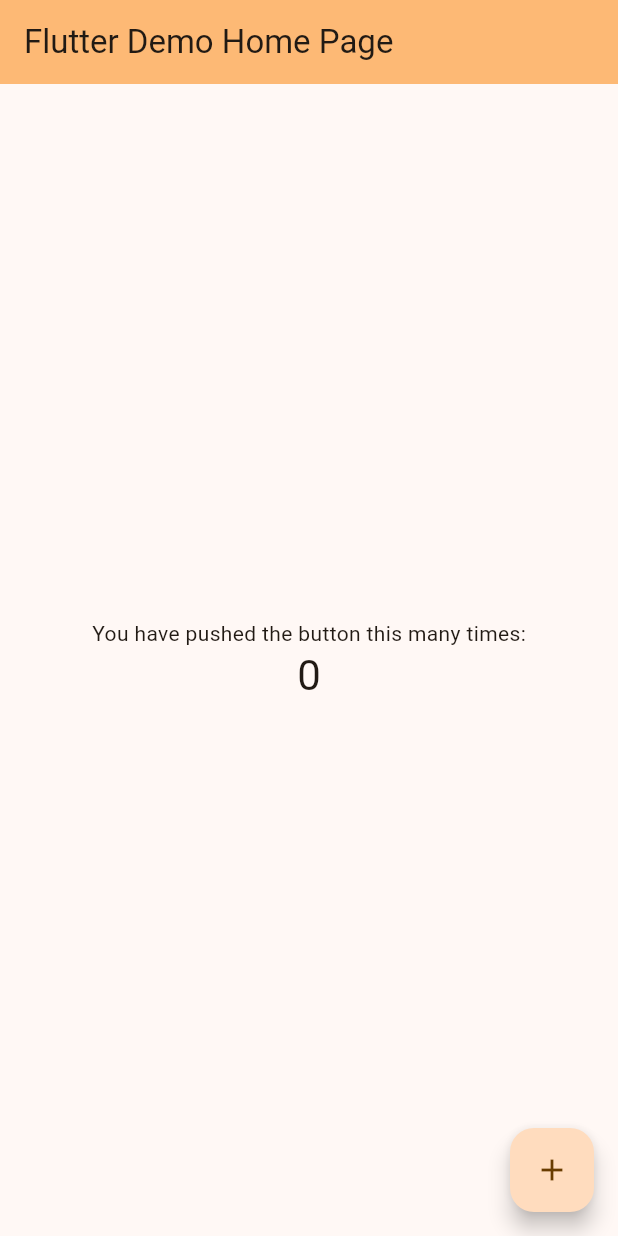
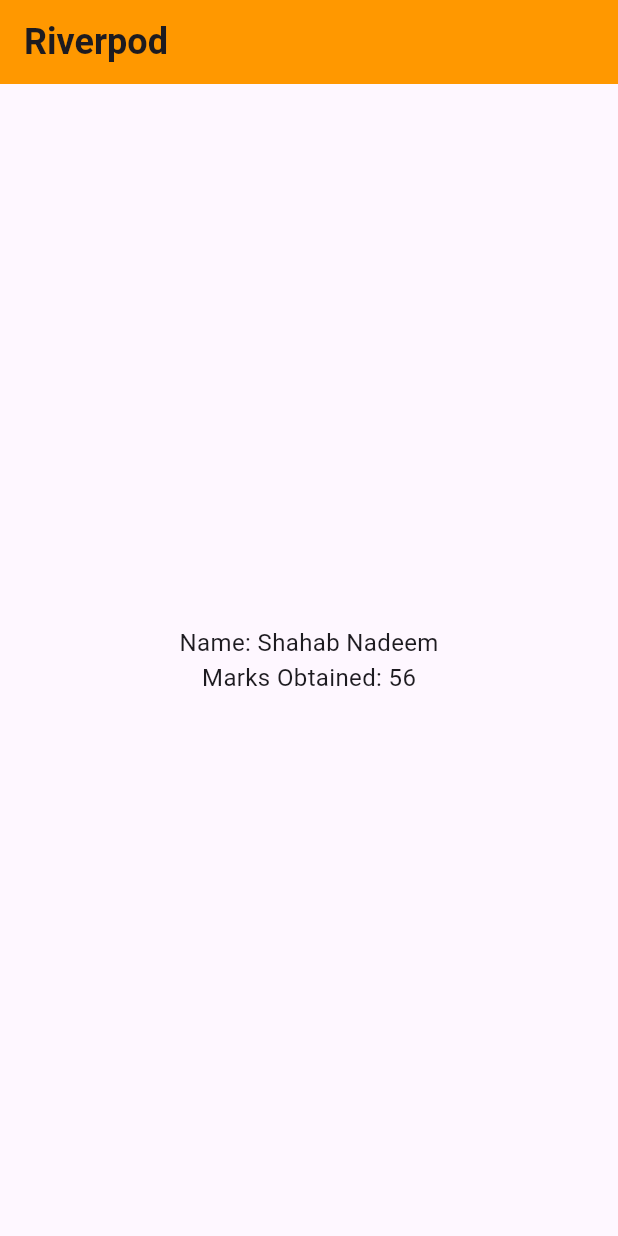
Before and after one commit to Shahab603/river_pod, a Flutter app: the screen it shows after launch, on a phone screen of 412 x 824 dp. Run offline on Flutter 3.47's test engine with Material 3 defaults, Android fonts, the phone set to English and light mode, and no system bars; our stand-ins replace flutter_riverpod; Roboto replaces fonts that are missing (Arial).

Commit message:
02- Provider

```diff
--- /dev/null
+++ b/state_management_riverpod_app/lib/constants/app_colors.dart
@@ -0,0 +1,7 @@
+import 'package:flutter/material.dart';
+
+class AppColors {
+  static const Color primary = Colors.orange;
+  static const Color secondary = Colors.white;
+  static const Color accent = Colors.black;
+}
--- /dev/null
+++ b/state_management_riverpod_app/lib/constants/text_style.dart
@@ -0,0 +1,24 @@
+
+import 'package:flutter/material.dart';
+
+
+class TextStyles {
+  static const TextStyle heading = TextStyle(
+    fontSize: 24,
+    fontWeight: FontWeight.bold,
+    fontFamily: 'Arial',
+
+
+  );
+
+  static const TextStyle body = TextStyle(
+    fontSize: 16,
+    fontFamily: 'Arial',
+  );
+
+  static const TextStyle caption = TextStyle(
+    fontSize: 12,
+    fontStyle: FontStyle.italic,
+    fontFamily: 'Arial',
+  );
+}
--- /dev/null
+++ b/state_management_riverpod_app/lib/home_screen.dart
@@ -0,0 +1,29 @@
+import 'package:flutter/material.dart';
+import 'package:state_management_riverpod_app/constants/app_colors.dart';
+import 'package:state_management_riverpod_app/constants/text_style.dart';
+import 'package:flutter_riverpod/flutter_riverpod.dart';
+import 'package:state_management_riverpod_app/main.dart';
+
+class HomeScreen extends ConsumerWidget {
+   const HomeScreen({super.key, required this.title});
+
+  final String title;
+
+  @override
+  Widget build(BuildContext context, WidgetRef ref ) {
+    final name = ref.watch(nameProvider);
+    final marks = ref.watch(marksProvider);
+    return Scaffold(
+      appBar: AppBar(title: Text(title, style: TextStyles.heading,), backgroundColor: AppColors.primary,),
+      body: Center(
+        child: Column(
+          mainAxisAlignment: MainAxisAlignment.center,
+          children: [
+            Text('Name: $name', style: TextStyles.body,),
+            Text('Marks Obtained: $marks' , style: TextStyles.body,),
+          ],
+        ),
+      ),
+    );
+  }
+}
--- a/state_management_riverpod_app/lib/main.dart
+++ b/state_management_riverpod_app/lib/main.dart
@@ -1,67 +1,29 @@
 import 'package:flutter/material.dart';
+import 'package:flutter_riverpod/flutter_riverpod.dart';
+import 'package:state_management_riverpod_app/home_screen.dart';
+
+
+// there are many providers:
+//1- Provider (Read only widget cannot update state. it provide data to other widgets or providers)
+
+final nameProvider = Provider<String>((ref)=>'Shahab Nadeem');
+final marksProvider = Provider<int>((ref)=>56);
 
 void main() {
-  runApp(const MyApp());
+  runApp( ProviderScope(child: MyApp()));
 }
 
 class MyApp extends StatelessWidget {
   const MyApp({super.key});
 
+
+
   @override
   Widget build(BuildContext context) {
     return MaterialApp(
+      debugShowCheckedModeBanner: false,
       title: 'Flutter Demo',
-      theme: ThemeData(
-        colorScheme: ColorScheme.fromSeed(seedColor: Colors.orange),
-      ),
-      home: const MyHomePage(title: 'Flutter Demo Home Page'),
+      home: const HomeScreen(title: 'Riverpod'),
     );
   }
 }
-
-class MyHomePage extends StatefulWidget {
-  const MyHomePage({super.key, required this.title});
-
-  final String title;
-
-  @override
-  State<MyHomePage> createState() => _MyHomePageState();
-}
-
-class _MyHomePageState extends State<MyHomePage> {
-  int _counter = 0;
-
-  void _incrementCounter() {
-    setState(() {
-      _counter++;
-    });
-  }
-
-  @override
-  Widget build(BuildContext context) {
-    return Scaffold(
-      appBar: AppBar(
-        backgroundColor: Theme.of(context).colorScheme.inversePrimary,
-
-        title: Text(widget.title),
-      ),
-      body: Center(
-        child: Column(
-          mainAxisAlignment: MainAxisAlignment.center,
-          children: <Widget>[
-            const Text('You have pushed the button this many times:'),
-            Text(
-              '$_counter',
-              style: Theme.of(context).textTheme.headlineMedium,
-            ),
-          ],
-        ),
-      ),
-      floatingActionButton: FloatingActionButton(
-        onPressed: _incrementCounter,
-        tooltip: 'Increment',
-        child: const Icon(Icons.add),
-      ),
-    );
-  }
-}
```
Also changed, not shown: state_management_riverpod_app/lib/styling.dart (added).
